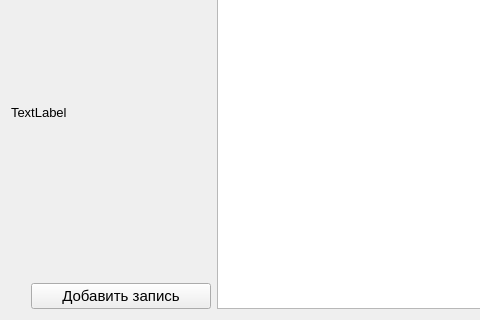
This is mainwindow.ui in Vladimirsky555/Diary as Qt 5 draws it before an edit; both pictures show x 0 to 480 and y 280 to 600 of the 750 by 600 pixel window. The edited form follows.
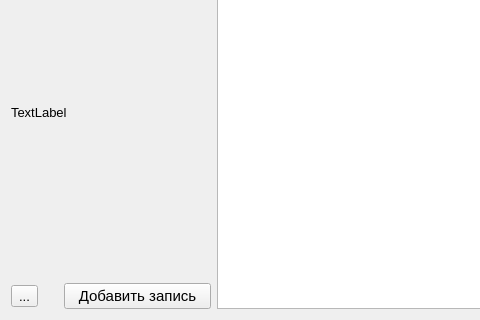
This is the edited form. Icons and pictures are not drawn.

Diff of the .ui file:
```diff
--- a/mainwindow.ui
+++ b/mainwindow.ui
@@ -318,6 +318,24 @@
       </item>
       <item>
        <layout class="QHBoxLayout" name="horizontalLayout_3">
+        <item>
+         <widget class="QToolButton" name="btnLogin">
+          <property name="text">
+           <string>...</string>
+          </property>
+          <property name="icon">
+           <iconset>
+            <normalon>:/images/login-password.png</normalon>
+           </iconset>
+          </property>
+          <property name="iconSize">
+           <size>
+            <width>20</width>
+            <height>20</height>
+           </size>
+          </property>
+         </widget>
+        </item>
         <item>
          <spacer name="horizontalSpacer_3">
           <property name="orientation">
```
Left out of the diff: 12 changed lines with no effect on the pictures.
